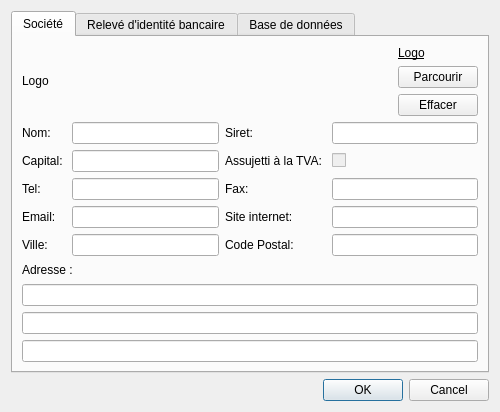
Before: the Qt Designer form src/dialogsettings.ui in cfdev/mcercle, drawn with Qt 5.
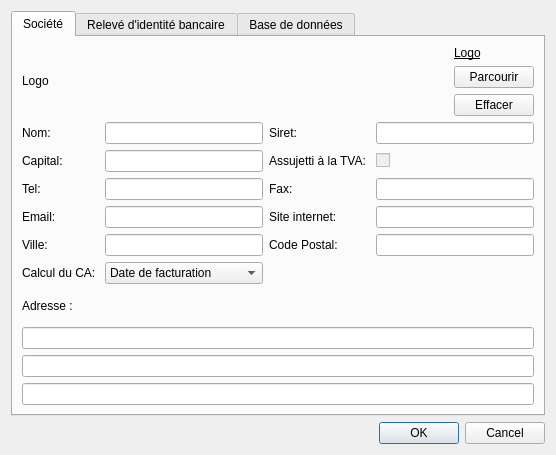
After: the same form once the commit is applied. Icons and pictures are not drawn.

Commit message: Patch de cypx + ajout date dans liste des factures ,modification du board en fonction.

```diff
--- a/src/dialogsettings.ui
+++ b/src/dialogsettings.ui
@@ -6,8 +6,8 @@
    <rect>
     <x>0</x>
     <y>0</y>
-    <width>500</width>
-    <height>412</height>
+    <width>556</width>
+    <height>455</height>
    </rect>
   </property>
   <property name="minimumSize">
@@ -102,7 +102,14 @@
             </layout>
            </item>
            <item>
-            <layout class="QGridLayout" name="gridLayout_2" rowstretch="0,0,0,0,0">
+            <layout class="QGridLayout" name="gridLayout_2" rowstretch="0,0,0,0,0,0">
+             <item row="1" column="2">
+              <widget class="QLabel" name="label_17">
+               <property name="text">
+                <string>Assujetti à la TVA: </string>
+               </property>
+              </widget>
+             </item>
              <item row="0" column="0">
               <widget class="QLabel" name="label_7">
                <property name="text">
@@ -186,13 +193,6 @@
                </property>
               </widget>
              </item>
-             <item row="1" column="2">
-              <widget class="QLabel" name="label_17">
-               <property name="text">
-                <string>Assujetti à la TVA: </string>
-               </property>
-              </widget>
-             </item>
              <item row="3" column="0">
               <widget class="QLabel" name="label_13">
                <property name="text">
@@ -228,13 +228,6 @@
                </property>
               </widget>
              </item>
-             <item row="4" column="2">
-              <widget class="QLabel" name="label_11">
-               <property name="text">
-                <string>Code Postal: </string>
-               </property>
-              </widget>
-             </item>
              <item row="4" column="3">
               <widget class="QLineEdit" name="lineEdit_sZipCode">
                <property name="maxLength">
@@ -242,6 +235,34 @@
                </property>
               </widget>
              </item>
+             <item row="5" column="0">
+              <widget class="QLabel" name="label_27">
+               <property name="text">
+                <string>Calcul du CA: </string>
+               </property>
+              </widget>
+             </item>
+             <item row="5" column="1">
+              <widget class="QComboBox" name="comboBox_CA">
+               <item>
+                <property name="text">
+                 <string>Date de facturation</string>
+                </property>
+               </item>
+               <item>
+                <property name="text">
+                 <string>Date du règlement</string>
+                </property>
+               </item>
+              </widget>
+             </item>
+             <item row="4" column="2">
+              <widget class="QLabel" name="label_11">
+               <property name="text">
+                <string>Code Postal: </string>
+               </property>
+              </widget>
+             </item>
             </layout>
            </item>
            <item>
```
Left out of the diff: 7 changed lines with no effect on the pictures. The commit also changes 26 other files.
